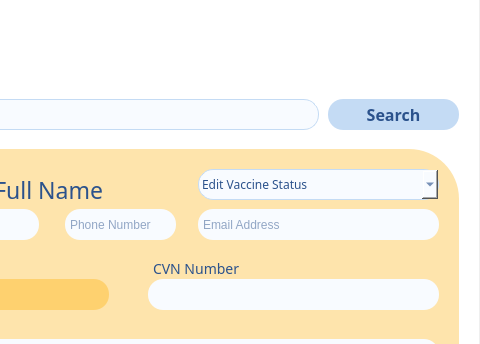
First picture: the form in MCR_UI/mainwindow.ui, repository raghiiboiibaxtor/MCR_FINAL, before the edit; both pictures show x 622 to 1102 and y 0 to 344 of the 1102 by 810 pixel window.
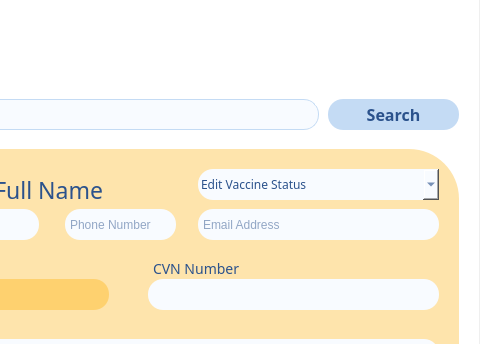
Second picture: the form after the edit. The open tabs and pages were chosen to show the change. Icons and pictures are not drawn.

What changed in the file:
```diff
--- a/MCR_UI/mainwindow.ui
+++ b/MCR_UI/mainwindow.ui
@@ -6099,7 +6099,6 @@
         <property name="styleSheet">
          <string notr="true">background: #F8FBFF;
 border-radius: 15;
-border: 1px solid #C4DBF4;
 color: #2B528C;
 font-size: 12px; 
 padding-left: 3px;
```
Left out of the diff: 8 changed lines with no effect on the pictures.
